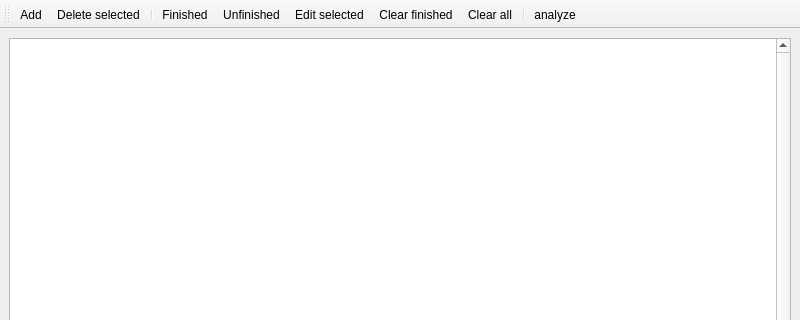
lolobilibili/Calculator, file SouceCode/Calcuwork/todolist.ui: the form before one commit; both pictures show x 0 to 800 and y 0 to 320 of the 800 by 600 pixel window.
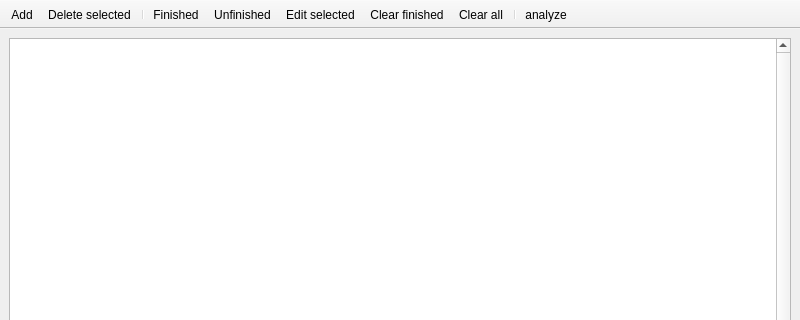
The form after the commit. Icons and pictures are not drawn.

Commit message: Solve toolbar problem

What changed in the file:
```diff
--- a/SouceCode/Calcuwork/todolist.ui
+++ b/SouceCode/Calcuwork/todolist.ui
@@ -53,6 +53,12 @@
    <property name="whatsThis">
     <string>set current todo unfinished</string>
    </property>
+   <property name="movable">
+    <bool>false</bool>
+   </property>
+   <property name="floatable">
+    <bool>false</bool>
+   </property>
    <attribute name="toolBarArea">
     <enum>TopToolBarArea</enum>
    </attribute>
```
Left out of the diff: 6 changed lines with no effect on the pictures. The commit also changes 4 other files.
